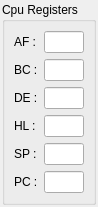
First picture: the form in Qt/widgets/cpuregisterswidget.ui, repository RocketRope/Gameboy-Emulator, before the edit.
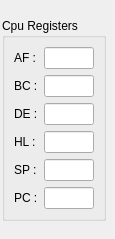
Second picture: the form after the edit.

Diff of the .ui file:
```diff
--- a/Qt/widgets/cpuregisterswidget.ui
+++ b/Qt/widgets/cpuregisterswidget.ui
@@ -6,8 +6,8 @@
    <rect>
     <x>0</x>
     <y>0</y>
-    <width>90</width>
-    <height>187</height>
+    <width>115</width>
+    <height>239</height>
    </rect>
   </property>
   <property name="sizePolicy">
@@ -102,7 +102,7 @@
         </property>
         <property name="maximumSize">
          <size>
-          <width>40</width>
+          <width>50</width>
           <height>16777215</height>
          </size>
         </property>
@@ -126,7 +126,7 @@
         </property>
         <property name="maximumSize">
          <size>
-          <width>40</width>
+          <width>50</width>
           <height>16777215</height>
          </size>
         </property>
@@ -150,7 +150,7 @@
         </property>
         <property name="maximumSize">
          <size>
-          <width>40</width>
+          <width>50</width>
           <height>16777215</height>
          </size>
         </property>
@@ -174,7 +174,7 @@
         </property>
         <property name="maximumSize">
          <size>
-          <width>40</width>
+          <width>50</width>
           <height>16777215</height>
          </size>
         </property>
@@ -198,7 +198,7 @@
         </property>
         <property name="maximumSize">
          <size>
-          <width>40</width>
+          <width>50</width>
           <height>16777215</height>
          </size>
         </property>
@@ -222,7 +222,7 @@
         </property>
         <property name="maximumSize">
          <size>
-          <width>40</width>
+          <width>50</width>
           <height>16777215</height>
          </size>
         </property>
```
